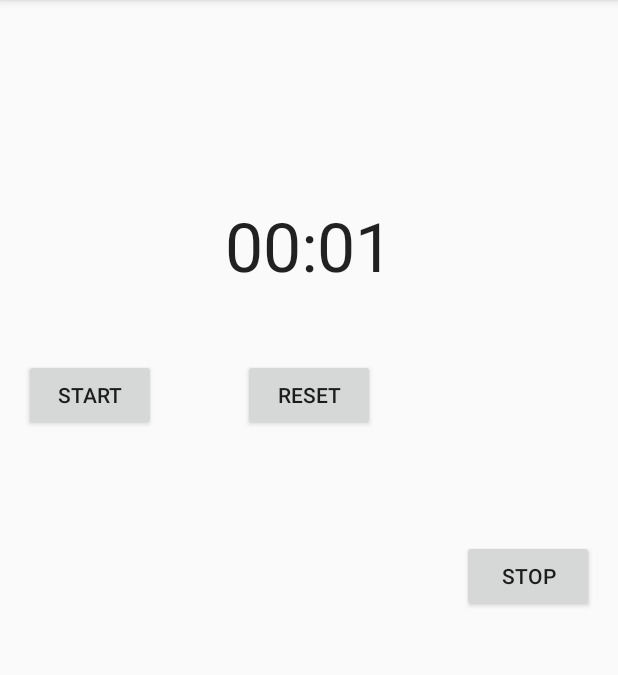
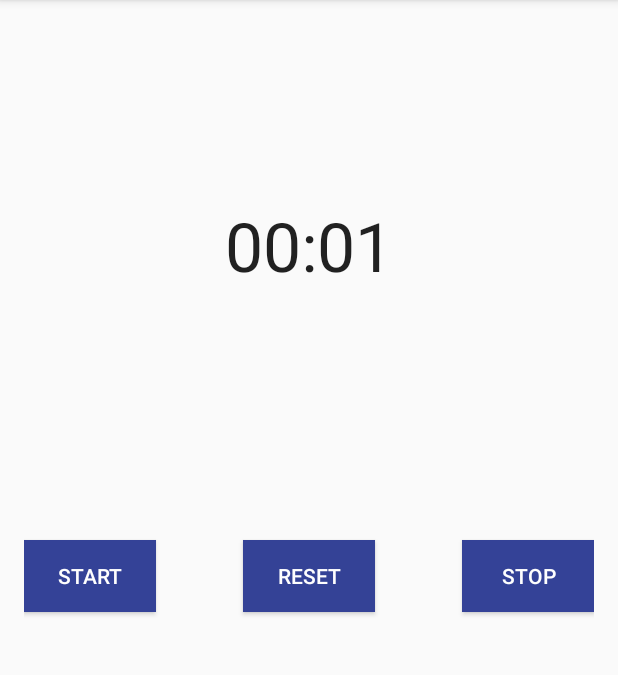
Before and after one commit to daviddalton/calculate-my-pace, an Android app: the StopwatchActivity screen opened directly, with no data from a screen before it, after a tap on "STOP", on a phone screen of 412 x 824 dp, the part 84-759 px from its top. Run offline under Robolectric (Android 15) with nearby library versions, the phone set to English and light mode, and no system bars; 1 other tap on this screen came first.

Commit message:
fixed the buttons and removed unneccesary things

```diff
--- a/app/src/main/java/com/example/david/calculate_my_pace/StopwatchActivity.java
+++ b/app/src/main/java/com/example/david/calculate_my_pace/StopwatchActivity.java
@@ -23,8 +23,6 @@ public class StopwatchActivity extends AppCompatActivity {
     public void resetButtonClick(View v) {
         chronometer.setBase(SystemClock.elapsedRealtime());
         timeWhenStopped = 0;
-        TextView secondsText = (TextView) findViewById(R.id.hmsTekst);
-        secondsText.setText("0 seconds");
     }
 
     public void startButtonClick(View v) {
@@ -36,10 +34,7 @@ public class StopwatchActivity extends AppCompatActivity {
 
     public void stopButtonClick(View v) {
         if (!stopClicked) {
-            TextView secondsText = (TextView) findViewById(R.id.hmsTekst);
             timeWhenStopped = chronometer.getBase() - SystemClock.elapsedRealtime();
-            int seconds = (int) timeWhenStopped / 1000;
-            secondsText.setText(Math.abs(seconds) + " seconds");
             chronometer.stop();
             stopClicked = true;
         }
--- a/app/src/main/res/layout/activity_stopwatch.xml
+++ b/app/src/main/res/layout/activity_stopwatch.xml
@@ -24,6 +24,8 @@
         android:text="Start"
         android:id="@+id/start_button"
         android:onClick="startButtonClick"
+        android:background="#344297"
+        android:textColor="#fefefe"
         android:layout_alignTop="@+id/resetButton"
         android:layout_alignParentStart="true" />
 
@@ -33,7 +35,9 @@
         android:text="stop"
         android:id="@+id/stop_button"
         android:onClick="stopButtonClick"
-        android:layout_centerVertical="true"
+        android:background="#344297"
+        android:textColor="#fefefe"
+        android:layout_alignTop="@+id/resetButton"
         android:layout_alignParentEnd="true" />
 
     <Button
@@ -42,19 +46,11 @@
         android:text="Reset"
         android:id="@+id/resetButton"
         android:onClick="resetButtonClick"
-        android:layout_centerHorizontal="true"
-        android:layout_marginTop="45dp"
-        android:layout_below="@+id/chronometer" />
+        android:background="#344296"
+        android:textColor="#fefefe"
+        android:layout_centerVertical="true"
+        android:layout_centerHorizontal="true" />
 
-    <TextView
-        android:layout_width="wrap_content"
-        android:layout_height="wrap_content"
-        android:textAppearance="?android:attr/textAppearanceLarge"
-        android:id="@+id/hmsTekst"
-        android:textColor="#FFFFFF"
-        android:layout_below="@+id/stop_button"
-        android:layout_centerHorizontal="true"
-        android:layout_marginTop="83dp" />
 
 
 </RelativeLayout>
```
